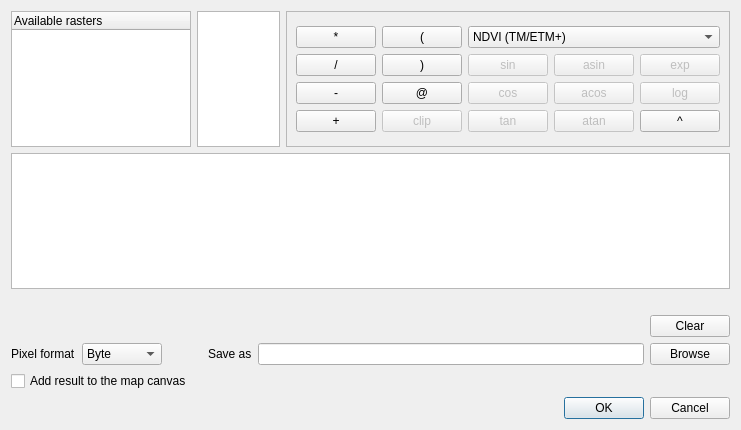
The window that rastercalcdialogbase.ui (nextgis/qgis_rastercalc) describes before a commit, drawn with Qt 5.
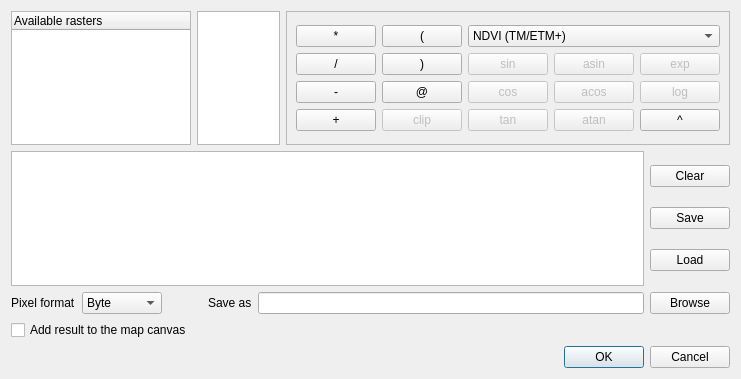
The same window after the commit.

Commit message: ability to save and load expressions message line replaced with statusbar about dialog cleanup strings and translations

What changed in the file:
```diff
--- a/rastercalcdialogbase.ui
+++ b/rastercalcdialogbase.ui
@@ -7,13 +7,16 @@
     <x>0</x>
     <y>0</y>
     <width>741</width>
-    <height>430</height>
+    <height>379</height>
    </rect>
   </property>
   <property name="windowTitle">
    <string>RasterCalc</string>
   </property>
-  <layout class="QVBoxLayout" name="verticalLayout_4">
+  <property name="sizeGripEnabled">
+   <bool>false</bool>
+  </property>
+  <layout class="QVBoxLayout" name="verticalLayout_2">
    <item>
     <layout class="QHBoxLayout" name="horizontalLayout_2">
      <item>
@@ -260,41 +263,35 @@
      </item>
     </layout>
    </item>
-   <item>
-    <layout class="QVBoxLayout" name="verticalLayout_2">
-     <item>
-      <widget class="QTextEdit" name="commandTextEdit"/>
-     </item>
-     <item>
-      <widget class="QLabel" name="lblStatusMessage">
-       <property name="text">
-        <string/>
-       </property>
-      </widget>
-     </item>
-    </layout>
-   </item>
    <item>
     <layout class="QHBoxLayout" name="horizontalLayout_3">
      <item>
-      <spacer name="horizontalSpacer_2">
-       <property name="orientation">
-        <enum>Qt::Horizontal</enum>
-       </property>
-       <property name="sizeHint" stdset="0">
-        <size>
-         <width>40</width>
-         <height>20</height>
-        </size>
-       </property>
-      </spacer>
+      <widget class="QTextEdit" name="commandTextEdit"/>
      </item>
      <item>
-      <widget class="QPushButton" name="btnClearCommand">
-       <property name="text">
-        <string>Clear</string>
-       </property>
-      </widget>
+      <layout class="QVBoxLayout" name="verticalLayout_4">
+       <item>
+        <widget class="QPushButton" name="btnClearCommand">
+         <property name="text">
+          <string>Clear</string>
+         </property>
+        </widget>
+       </item>
+       <item>
+        <widget class="QPushButton" name="btnSaveExpression">
+         <property name="text">
+          <string>Save</string>
+         </property>
+        </widget>
+       </item>
+       <item>
+        <widget class="QPushButton" name="btnLoadExpression">
+         <property name="text">
+          <string>Load</string>
+         </property>
+        </widget>
+       </item>
+      </layout>
      </item>
     </layout>
    </item>
```
The commit also changes 12 other files.
